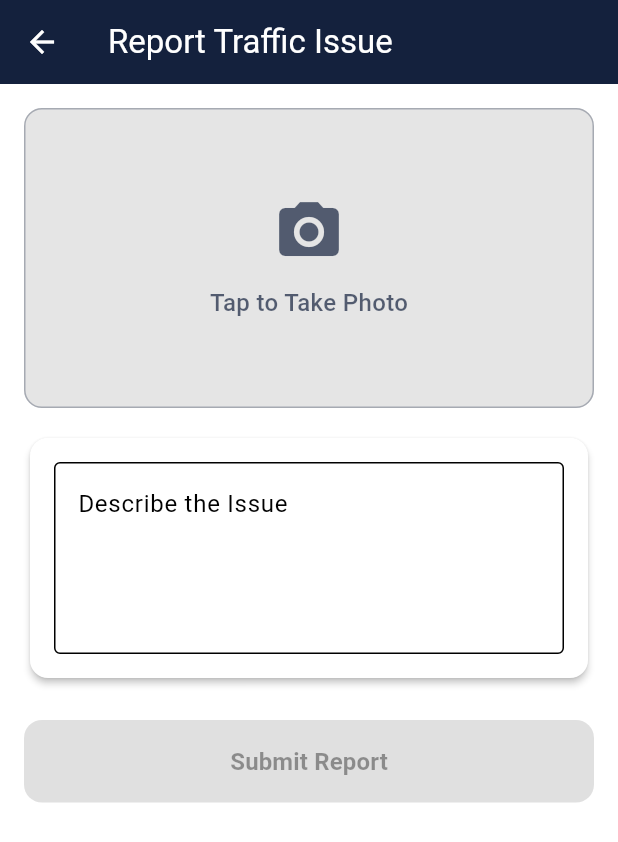
After one commit to parthavpovil/traffic-app, a Flutter app: the CaptureScreen screen opened directly, after a tap on "Tap to Take Photo", on a phone screen of 412 x 824 dp. The commit adds this screen. Shown: the top 842 px of the screen. Run offline on Flutter 3.47's test engine with Material 3 defaults, Android fonts, the phone set to English and light mode, and no system bars; our stand-ins replace geolocator, image_picker, permission_handler, shared_preferences; missing offline and left inert: web3dart; accounts and stored records are empty.

Commit message:
add complaint

```diff
--- /dev/null
+++ b/lib/screens/capture_screen.dart
@@ -0,0 +1,233 @@
+import 'dart:io';
+import 'package:flutter/material.dart';
+import 'package:image_picker/image_picker.dart';
+import 'package:geolocator/geolocator.dart';
+import 'package:permission_handler/permission_handler.dart';
+import '../constants/colors.dart';
+
+class CaptureScreen extends StatefulWidget {
+  const CaptureScreen({super.key});
+
+  @override
+  State<CaptureScreen> createState() => _CaptureScreenState();
+}
+
+class _CaptureScreenState extends State<CaptureScreen> {
+  final _descriptionController = TextEditingController();
+  File? _mediaFile;
+  Position? _currentPosition;
+  bool _isLoading = false;
+
+  @override
+  void initState() {
+    super.initState();
+    _checkPermissions();
+  }
+
+  Future<void> _checkPermissions() async {
+    await Permission.camera.request();
+    await Permission.location.request();
+  }
+
+  Future<void> _getCurrentLocation() async {
+    try {
+      Position position = await Geolocator.getCurrentPosition(
+        desiredAccuracy: LocationAccuracy.high,
+      );
+      setState(() => _currentPosition = position);
+    } catch (e) {
+      ScaffoldMessenger.of(context).showSnackBar(
+        const SnackBar(content: Text('Error getting location')),
+      );
+    }
+  }
+
+  Future<void> _captureMedia() async {
+    try {
+      final ImagePicker picker = ImagePicker();
+      final XFile? media = await picker.pickImage(source: ImageSource.camera);
+
+      if (media != null) {
+        setState(() => _mediaFile = File(media.path));
+        await _getCurrentLocation();
+      }
+    } catch (e) {
+      ScaffoldMessenger.of(context).showSnackBar(
+        const SnackBar(content: Text('Error capturing media')),
+      );
+    }
+  }
+
+  @override
+  Widget build(BuildContext context) {
+    return Scaffold(
+      appBar: AppBar(
+        title: const Text('Report Traffic Issue'),
+        backgroundColor: AppColors.darkBlue,
+        foregroundColor: AppColors.white,
+      ),
+      body: SingleChildScrollView(
+        padding: const EdgeInsets.all(16),
+        child: Column(
+          crossAxisAlignment: CrossAxisAlignment.stretch,
+          children: [
+            if (_mediaFile == null)
+              GestureDetector(
+                onTap: _captureMedia,
+                child: Container(
+                  height: 200,
+                  decoration: BoxDecoration(
+                    color: AppColors.lightGray,
+                    borderRadius: BorderRadius.circular(12),
+                    border:
+                        Border.all(color: AppColors.darkBlue.withOpacity(0.3)),
+                  ),
+                  child: Column(
+                    mainAxisAlignment: MainAxisAlignment.center,
+                    children: [
+                      Icon(
+                        Icons.camera_alt,
+                        size: 48,
+                        color: AppColors.darkBlue.withOpacity(0.7),
+                      ),
+                      const SizedBox(height: 12),
+                      Text(
+                        'Tap to Take Photo',
+                        style: TextStyle(
+                          fontSize: 16,
+                          color: AppColors.darkBlue.withOpacity(0.7),
+                          fontWeight: FontWeight.w500,
+                        ),
+                      ),
+                    ],
+                  ),
+                ),
+              )
+            else
+              Card(
+                shape: RoundedRectangleBorder(
+                  borderRadius: BorderRadius.circular(12),
+                ),
+                elevation: 2,
+                child: Column(
+                  children: [
+                    ClipRRect(
+                      borderRadius:
+                          const BorderRadius.vertical(top: Radius.circular(12)),
+                      child: Image.file(
+                        _mediaFile!,
+                        height: 200,
+                        width: double.infinity,
+                        fit: BoxFit.cover,
+                      ),
+                    ),
+                    TextButton.icon(
+                      onPressed: () => setState(() => _mediaFile = null),
+                      icon: const Icon(Icons.refresh, color: AppColors.orange),
+                      label: const Text(
+                        'Retake Photo',
+                        style: TextStyle(color: AppColors.orange),
+                      ),
+                    ),
+                  ],
+                ),
+              ),
+            const SizedBox(height: 16),
+            Card(
+              shape: RoundedRectangleBorder(
+                borderRadius: BorderRadius.circular(12),
+              ),
+              elevation: 2,
+              child: Padding(
+                padding: const EdgeInsets.all(16),
+                child: TextField(
+                  controller: _descriptionController,
+                  maxLines: 4,
+                  decoration: const InputDecoration(
+                    labelText: 'Describe the Issue',
+                    alignLabelWithHint: true,
+                    border: OutlineInputBorder(),
+                  ),
+                ),
+              ),
+            ),
+            if (_currentPosition != null) ...[
+              const SizedBox(height: 16),
+              Card(
+                shape: RoundedRectangleBorder(
+                  borderRadius: BorderRadius.circular(12),
+                ),
+                elevation: 2,
+                child: Padding(
+                  padding: const EdgeInsets.all(16),
+                  child: Column(
+                    crossAxisAlignment: CrossAxisAlignment.start,
+                    children: [
+                      const Row(
+                        children: [
+                          Icon(Icons.location_on, color: AppColors.orange),
+                          SizedBox(width: 8),
+                          Text(
+                            'Location',
+                            style: TextStyle(
+                              fontWeight: FontWeight.bold,
+                              fontSize: 16,
+                            ),
+                          ),
+                        ],
+                      ),
+                      const SizedBox(height: 8),
+                      Text(
+                        'Lat: ${_currentPosition!.latitude.toStringAsFixed(6)}\nLong: ${_currentPosition!.longitude.toStringAsFixed(6)}',
+                        style: const TextStyle(fontSize: 14),
+                      ),
+                    ],
+                  ),
+                ),
+              ),
+            ],
+            const SizedBox(height: 24),
+            ElevatedButton(
+              onPressed: _isLoading || _mediaFile == null
+                  ? null
+                  : () {
+                      // TODO: Implement submission
+                    },
+              style: ElevatedButton.styleFrom(
+                backgroundColor: AppColors.darkBlue,
+                foregroundColor: AppColors.white,
+                padding: const EdgeInsets.symmetric(vertical: 16),
+                shape: RoundedRectangleBorder(
+                  borderRadius: BorderRadius.circular(12),
+                ),
+                elevation: 2,
+              ),
+              child: _isLoading
+                  ? const SizedBox(
+                      height: 20,
+                      width: 20,
+                      child: CircularProgressIndicator(
+                        strokeWidth: 2,
+                        color: AppColors.white,
+                      ),
+                    )
+                  : const Text(
+                      'Submit Report',
+                      style: TextStyle(
+                        fontSize: 16,
+                        fontWeight: FontWeight.bold,
+                      ),
+                    ),
+            ),
+          ],
+        ),
+      ),
+    );
+  }
+
+  @override
+  void dispose() {
+    _descriptionController.dispose();
+    super.dispose();
+  }
+}
--- a/lib/screens/main_screen.dart
+++ b/lib/screens/main_screen.dart
@@ -4,6 +4,7 @@ import '../constants/colors.dart';
 import '../services/wallet_service.dart';
 import 'home_screen.dart';
 import 'profile_screen.dart';
+import 'capture_screen.dart';
 
 class MainScreen extends StatefulWidget {
   final Credentials credentials;
@@ -41,7 +42,12 @@ class _MainScreenState extends State<MainScreen> {
       body: _screens[_selectedIndex],
       floatingActionButton: FloatingActionButton(
         onPressed: () {
-          // TODO: Implement action
+          Navigator.push(
+            context,
+            MaterialPageRoute(
+              builder: (context) => const CaptureScreen(),
+            ),
+          );
         },
         backgroundColor: AppColors.orange,
         child: const Icon(Icons.add),
--- a/pubspec.yaml
+++ b/pubspec.yaml
@@ -34,6 +34,9 @@ dependencies:
   shared_preferences: ^2.2.2
   eth_sig_util: ^0.0.9
   http: ^1.2.0
+  image_picker: ^1.0.7
+  geolocator: ^11.0.0
+  permission_handler: ^11.3.0
 
   # The following adds the Cupertino Icons font to your application.
   # Use with the CupertinoIcons class for iOS style icons.
```
Also changed, not shown: pubspec.lock, 6 other files.
